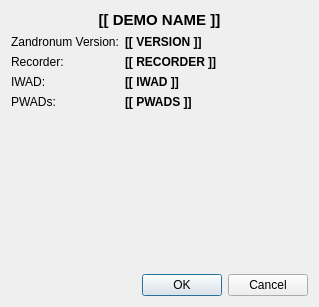
Before: the Qt Designer form src/ui/demoprompt.ui in crimsondusk/zcinema, drawn with Qt 5.
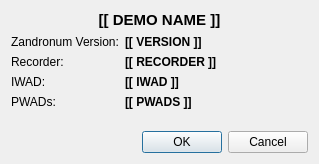
After: the same form once the commit is applied.

Diff of the .ui file:
```diff
--- a/src/ui/demoprompt.ui
+++ b/src/ui/demoprompt.ui
@@ -7,7 +7,7 @@
     <x>0</x>
     <y>0</y>
     <width>319</width>
-    <height>307</height>
+    <height>164</height>
    </rect>
   </property>
   <property name="windowTitle">
```
